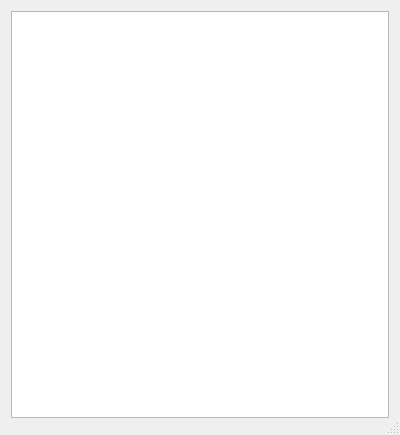
This is mqt/MqtLogger/tqsoeditdlg.ui in zsteva/backup-minos2 as Qt 5 draws it before an edit. The edited form follows.
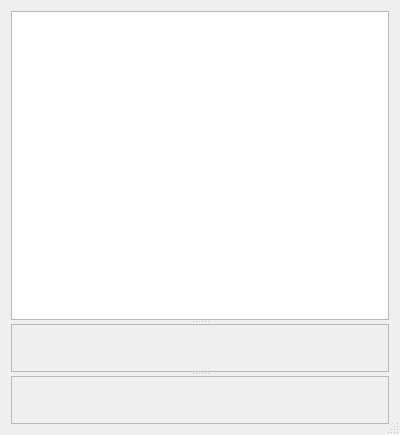
This is the edited form. Custom widgets are drawn as their Qt base class.

Commit message: Show match trees on QSO Edit dialog

Diff of the .ui file:
```diff
--- a/mqt/MqtLogger/tqsoeditdlg.ui
+++ b/mqt/MqtLogger/tqsoeditdlg.ui
@@ -18,6 +18,10 @@
   </property>
   <layout class="QVBoxLayout" name="verticalLayout">
    <item>
+    <widget class="MinosSplitter" name="splitter">
+     <property name="orientation">
+      <enum>Qt::Vertical</enum>
+     </property>
     <widget class="QTreeWidget" name="QSOHistoryTree">
      <attribute name="headerVisible">
       <bool>false</bool>
@@ -28,8 +32,6 @@
       </property>
      </column>
     </widget>
-   </item>
-   <item>
     <widget class="QSOLogFrame" name="GJVQSOEditFrame">
      <property name="frameShape">
       <enum>QFrame::StyledPanel</enum>
@@ -38,6 +40,15 @@
       <enum>QFrame::Raised</enum>
      </property>
     </widget>
+     <widget class="MatchTreesFrame" name="matchTreesFrame">
+      <property name="frameShape">
+       <enum>QFrame::StyledPanel</enum>
+      </property>
+      <property name="frameShadow">
+       <enum>QFrame::Raised</enum>
+      </property>
+     </widget>
+    </widget>
    </item>
   </layout>
  </widget>
@@ -48,6 +59,18 @@
    <header>qsologframe.h</header>
    <container>1</container>
   </customwidget>
+  <customwidget>
+   <class>MinosSplitter</class>
+   <extends>QSplitter</extends>
+   <header>minossplitter.h</header>
+   <container>1</container>
+  </customwidget>
+  <customwidget>
+   <class>MatchTreesFrame</class>
+   <extends>QFrame</extends>
+   <header>MatchTreesFrame.h</header>
+   <container>1</container>
+  </customwidget>
  </customwidgets>
  <resources/>
  <connections/>
```
Lines whose indentation alone changed are shown as unchanged. The commit also changes 19 other files.
